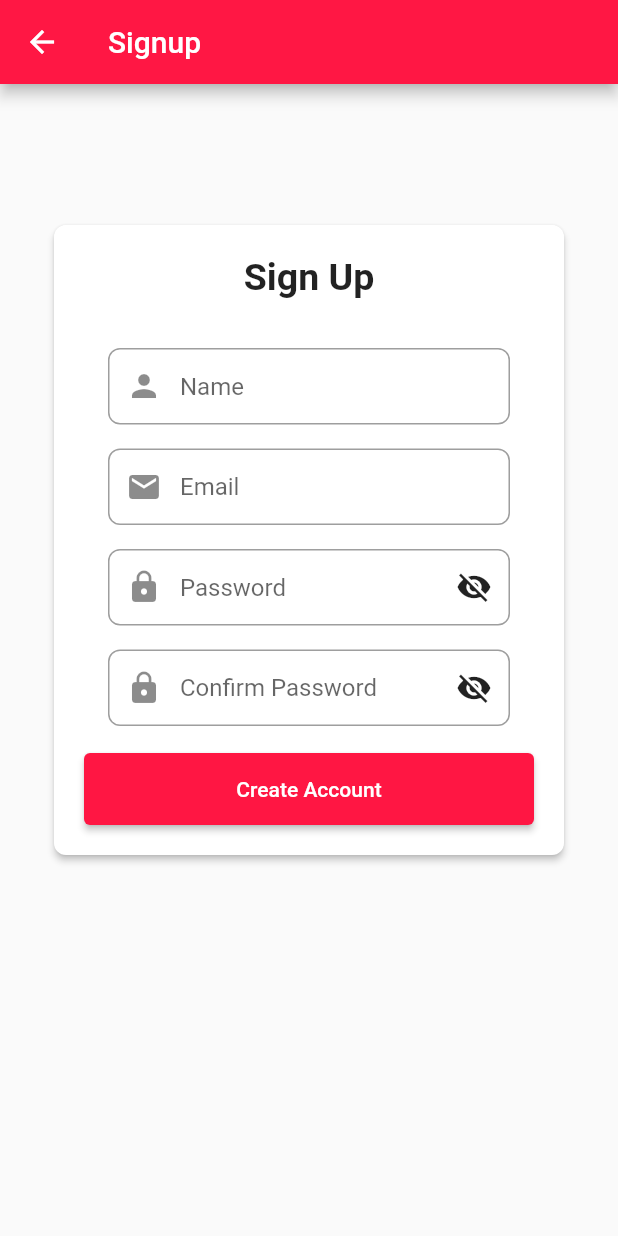
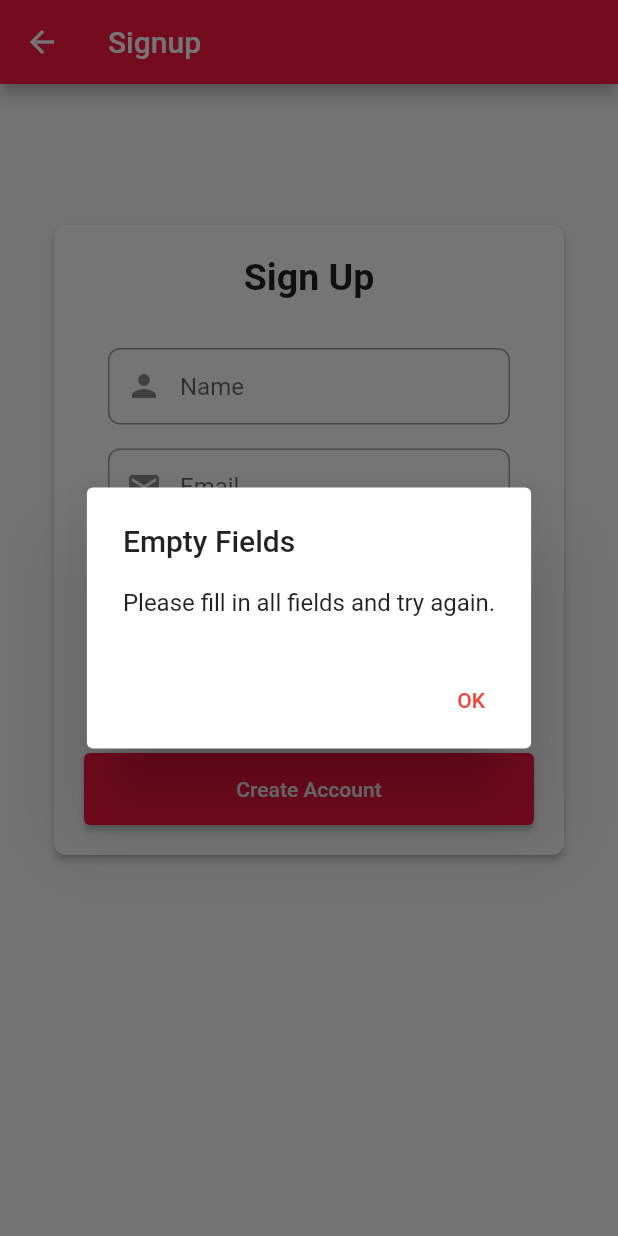
Before and after one commit to Valerie-0036/cekongkir, a Flutter app: the SignUpScreen screen opened by its route, after a tap on "Create Account", on a phone screen of 412 x 824 dp. Run offline on Flutter 3.47's test engine with Material 2 defaults, Android fonts, the phone set to English and light mode, and no system bars; our stand-ins replace cloud_firestore, firebase_auth, firebase_core, fluttertoast; accounts and stored records are empty.

Commit message:
Done 100%

```diff
--- a/lib/cek_ongkir/signup_screen.dart
+++ b/lib/cek_ongkir/signup_screen.dart
@@ -3,6 +3,8 @@ import 'package:flutter/material.dart';
 import 'package:cloud_firestore/cloud_firestore.dart';
 import 'package:crypto/crypto.dart';
 import 'dart:convert';
+
+import 'package:fluttertoast/fluttertoast.dart';
 
 void main() {
   runApp(MaterialApp(
@@ -31,7 +33,7 @@ class _SignUpScreenState extends State<SignUpScreen> {
     final confirmPassword = _confirmPasswordController.text;
 
     if (username.isEmpty || email.isEmpty || password.isEmpty || confirmPassword.isEmpty) {
-    print('Please fill in all fields');
+    showAlertDialog(context, 'Empty Fields', 'Please fill in all fields and try again.');
     // Display error message or take appropriate action for empty fields
     return;
     }
@@ -68,7 +70,8 @@ class _SignUpScreenState extends State<SignUpScreen> {
         print('Registration successful');
       }
     } catch (error) {
-      print('Error signing up: $error');
+     showAlertDialog(context, 'Error Register Account', 'Failed to Register Account. Please check your credentials and try again.');
+      print('Error logging in: $error');
       // Display error message or take appropriate action for the error
     }
   }
@@ -198,6 +201,26 @@ class _SignUpScreenState extends State<SignUpScreen> {
       ),
     );
   }
+
+  void showAlertDialog(BuildContext context, String title, String message) {
+    showDialog(
+      context: context,
+      builder: (BuildContext context) {
+        return AlertDialog(
+          title: Text(title),
+          content: Text(message),
+          actions: <Widget>[
+            TextButton(
+              child: Text('OK'),
+              onPressed: () {
+                Navigator.of(context).pop();
+              },
+            ),
+          ],
+        );
+      },
+    );
+  }
 }
 
 class CardBox extends StatelessWidget {
```
Also changed, not shown: lib/cek_ongkir/loginscreen.dart (+24 -2 lines).
